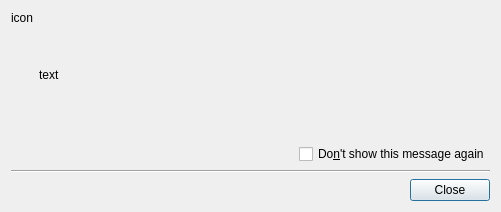
This is src/reminderdialog.ui in wilbert2000/wzplayer as Qt 5 draws it before an edit. The edited form follows.
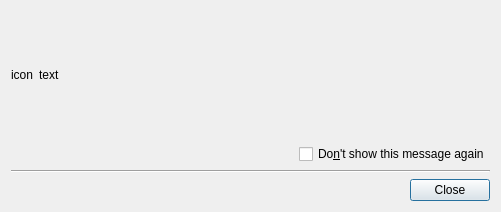
This is the edited form.

Commit message: Reduce maximum height of reminderdialog

What changed in the file:
```diff
--- a/src/reminderdialog.ui
+++ b/src/reminderdialog.ui
@@ -21,9 +21,6 @@
        <property name="text">
         <string>icon</string>
        </property>
-       <property name="alignment">
-        <set>Qt::AlignLeading|Qt::AlignLeft|Qt::AlignTop</set>
-       </property>
       </widget>
      </item>
      <item>
```
The commit also changes 1 other file.
